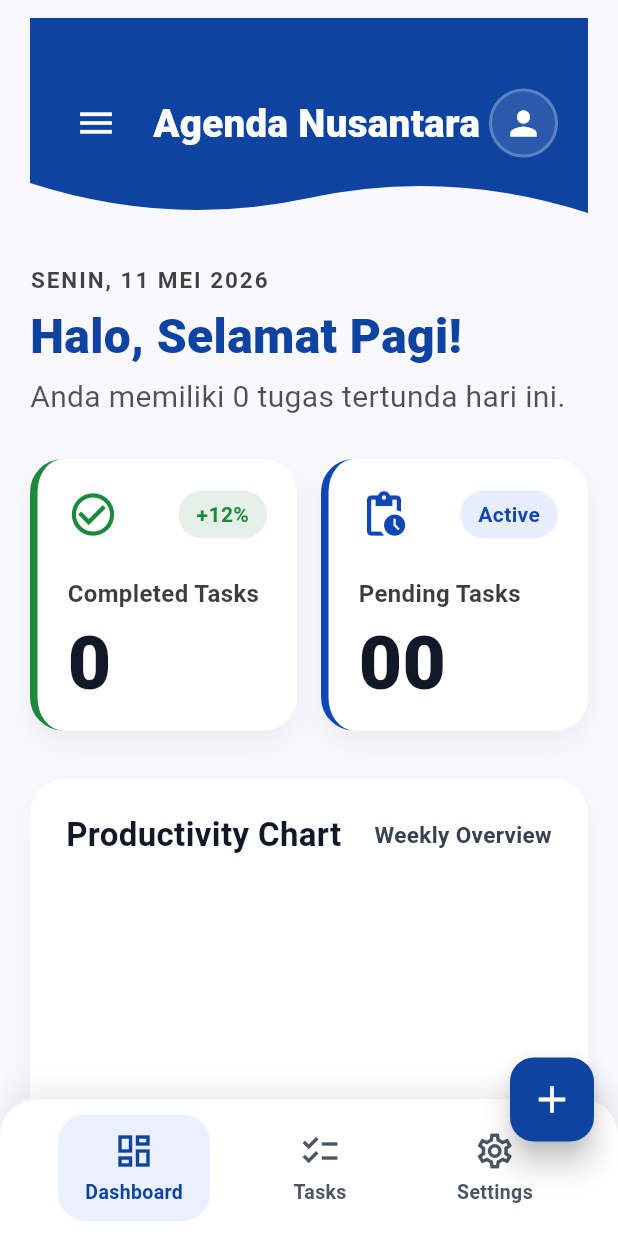
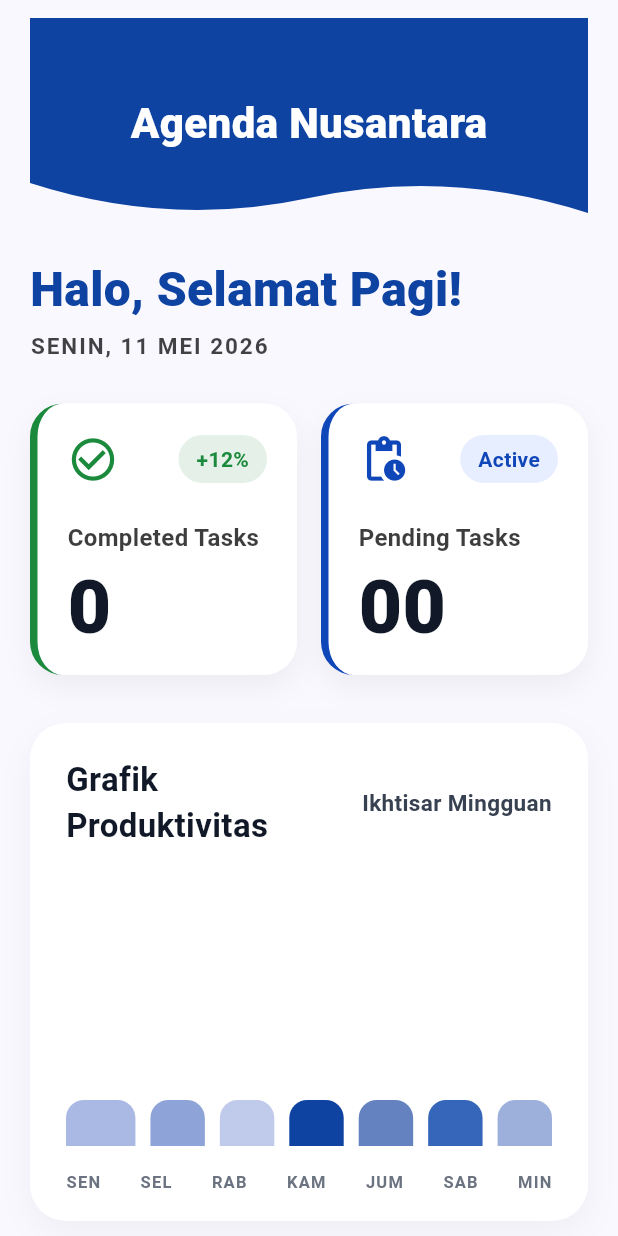
Before and after one commit to JuanGans/Agenda-Nusantara, a Flutter app: the BerandaScreen screen opened by its route, on a phone screen of 412 x 824 dp. Run offline on Flutter 3.47's test engine with Material 3 defaults, Android fonts, the phone set to English and light mode, and no system bars; our stand-ins replace fl_chart, sqflite; accounts and stored records are empty; Roboto replaces fonts that are missing (Segoe UI).

Commit message:
Features: Updated UI elements and better profile display in the settings screen.

```diff
--- a/lib/screens/beranda_screen.dart
+++ b/lib/screens/beranda_screen.dart
@@ -63,16 +63,6 @@ class _BerandaScreenState extends State<BerandaScreen> {
               children: [
                 _buildHeader(),
                 const SizedBox(height: 24),
-                Text(
-                  dateText,
-                  style: TextStyle(
-                    fontSize: 15,
-                    fontWeight: FontWeight.w700,
-                    letterSpacing: 1.3,
-                    color: Colors.black.withValues(alpha: 0.74),
-                  ),
-                ),
-                const SizedBox(height: 10),
                 const Text(
                   'Halo, Selamat Pagi!',
                   style: TextStyle(
@@ -84,12 +74,12 @@ class _BerandaScreenState extends State<BerandaScreen> {
                 ),
                 const SizedBox(height: 10),
                 Text(
-                  'Anda memiliki $_incompleteCount tugas tertunda hari ini.',
+                  dateText,
                   style: TextStyle(
-                    fontSize: 20,
-                    height: 1.35,
-                    color: Colors.black.withValues(alpha: 0.68),
-                    fontWeight: FontWeight.w400,
+                    fontSize: 15,
+                    fontWeight: FontWeight.w700,
+                    letterSpacing: 1.3,
+                    color: Colors.black.withValues(alpha: 0.74),
                   ),
                 ),
                 const SizedBox(height: 28),
@@ -143,7 +133,7 @@ class _BerandaScreenState extends State<BerandaScreen> {
                           children: [
                             Expanded(
                               child: Text(
-                                'Productivity Chart',
+                                'Grafik Produktivitas',
                                 style: const TextStyle(
                                   fontSize: 22,
                                   fontWeight: FontWeight.w700,
@@ -158,7 +148,7 @@ class _BerandaScreenState extends State<BerandaScreen> {
                             ConstrainedBox(
                               constraints: BoxConstraints(maxWidth: constraints.maxWidth * 0.4),
                               child: const Text(
-                                'Weekly Overview',
+                                'Ikhtisar Mingguan',
                                 style: TextStyle(
                                   fontSize: 15,
                                   fontWeight: FontWeight.w600,
@@ -208,13 +198,13 @@ class _BerandaScreenState extends State<BerandaScreen> {
                       Row(
                         mainAxisAlignment: MainAxisAlignment.spaceBetween,
                         children: const [
-                          _WeekLabel('MON'),
-                          _WeekLabel('TUE'),
-                          _WeekLabel('WED'),
-                          _WeekLabel('THU'),
-                          _WeekLabel('FRI'),
-                          _WeekLabel('SAT'),
-                          _WeekLabel('SUN'),
+                          _WeekLabel('SEN'),
+                          _WeekLabel('SEL'),
+                          _WeekLabel('RAB'),
+                          _WeekLabel('KAM'),
+                          _WeekLabel('JUM'),
+                          _WeekLabel('SAB'),
+                          _WeekLabel('MIN'),
                         ],
                       ),
                     ],
@@ -309,29 +299,6 @@ class _BerandaScreenState extends State<BerandaScreen> {
           ),
         ),
       ),
-      floatingActionButton: FloatingActionButton(
-        backgroundColor: const Color(0xFF0E43A1),
-        foregroundColor: Colors.white,
-        elevation: 8,
-        onPressed: () {
-          Navigator.of(context)
-              .pushNamed(AppConstants.ROUTE_TAMBAH_PENTING)
-              .then((_) => _refreshStats());
-        },
-        child: const Icon(Icons.add, size: 30),
-      ),
-      floatingActionButtonLocation: FloatingActionButtonLocation.endDocked,
-      bottomNavigationBar: _BottomNavBar(
-        onDashboardTap: () {},
-        onTasksTap: () {
-          Navigator.of(context)
-              .pushNamed(AppConstants.ROUTE_DAFTAR)
-              .then((_) => _refreshStats());
-        },
-        onSettingsTap: () {
-          Navigator.of(context).pushNamed(AppConstants.ROUTE_SETTINGS);
-        },
-      ),
     );
   }
 
@@ -346,46 +313,15 @@ class _BerandaScreenState extends State<BerandaScreen> {
           top: false,
           child: Row(
             crossAxisAlignment: CrossAxisAlignment.center,
+            mainAxisAlignment: MainAxisAlignment.center,
             children: [
-              IconButton(
-                onPressed: () {},
-                icon: const Icon(Icons.menu, size: 28),
-                color: Colors.white,
-                splashRadius: 22,
-              ),
-              const SizedBox(width: 8),
-              Expanded(
-                child: Padding(
-                  padding: const EdgeInsets.only(left: 6, right: 6),
-                  child: FittedBox(
-                    fit: BoxFit.scaleDown,
-                    alignment: Alignment.centerLeft,
-                    child: Text(
+              Text(
                 'Agenda Nusantara',
                 style: const TextStyle(
                   fontSize: 28,
                   height: 1.0,
                   fontWeight: FontWeight.w800,
                   color: Colors.white,
-                      ),
-                    ),
-                  ),
-                ),
-              ),
-              Container(
-                width: 46,
-                height: 46,
-                decoration: BoxDecoration(
-                  shape: BoxShape.circle,
-                  color: Colors.white.withValues(alpha: 0.12),
-                  border: Border.all(color: Colors.white.withValues(alpha: 0.24), width: 2),
-                ),
-                child: const ClipOval(
-                  child: Icon(
-                    Icons.person,
-                    color: Colors.white,
-                    size: 26,
-                  ),
                 ),
               ),
             ],
@@ -609,108 +545,3 @@ class _WeekLabel extends StatelessWidget {
     );
   }
 }
-
-class _BottomNavBar extends StatelessWidget {
-  const _BottomNavBar({
-    required this.onDashboardTap,
-    required this.onTasksTap,
-    required this.onSettingsTap,
-  });
-
-  final VoidCallback onDashboardTap;
-  final VoidCallback onTasksTap;
-  final VoidCallback onSettingsTap;
-
-  @override
-  Widget build(BuildContext context) {
-    return Container(
-      decoration: BoxDecoration(
-        color: Colors.white,
-        borderRadius: const BorderRadius.only(
-          topLeft: Radius.circular(24),
-          topRight: Radius.circular(24),
-        ),
-        boxShadow: [
-          BoxShadow(
-            color: Colors.black.withValues(alpha: 0.08),
-            blurRadius: 18,
-            offset: const Offset(0, -4),
-          ),
-        ],
-      ),
-      padding: const EdgeInsets.symmetric(horizontal: 20, vertical: 10),
-      child: SafeArea(
-        top: false,
-        child: Row(
-          mainAxisAlignment: MainAxisAlignment.spaceAround,
-          children: [
-            _BottomNavItem(
-              icon: Icons.dashboard_outlined,
-              label: 'Dashboard',
-              active: true,
-              onTap: onDashboardTap,
-            ),
-            _BottomNavItem(
-              icon: Icons.checklist,
-              label: 'Tasks',
-              active: false,
-              onTap: onTasksTap,
-            ),
-            _BottomNavItem(
-              icon: Icons.settings_outlined,
-              label: 'Settings',
-              active: false,
-              onTap: onSettingsTap,
-            ),
-          ],
-        ),
-      ),
-    );
-  }
-}
-
-class _BottomNavItem extends StatelessWidget {
-  const _BottomNavItem({
-    required this.icon,
-    required this.label,
-    required this.active,
-    required this.onTap,
-  });
-
-  final IconData icon;
-  final String label;
-  final bool active;
-  final VoidCallback onTap;
-
-  @override
-  Widget build(BuildContext context) {
-    final activeColor = const Color(0xFF0E43A1);
-
-    return InkWell(
-      onTap: onTap,
-      borderRadius: BorderRadius.circular(18),
-      child: Container(
-        padding: const EdgeInsets.symmetric(horizontal: 18, vertical: 10),
-        decoration: BoxDecoration(
-          color: active ? const Color(0xFFEAF0FF) : Colors.transparent,
-          borderRadius: BorderRadius.circular(18),
-        ),
-        child: Column(
-          mainAxisSize: MainAxisSize.min,
-          children: [
-            Icon(icon, size: 28, color: active ? activeColor : const Color(0xFF4B5563)),
-            const SizedBox(height: 4),
-            Text(
-              label,
-              style: TextStyle(
-                fontSize: 13,
-                fontWeight: FontWeight.w700,
-                color: active ? activeColor : const Color(0xFF4B5563),
-              ),
-            ),
-          ],
-        ),
-      ),
-    );
-  }
-}
--- a/lib/screens/pengaturan_screen.dart
+++ b/lib/screens/pengaturan_screen.dart
@@ -266,18 +266,28 @@ class _PengaturanScreenState extends State<PengaturanScreen> {
                   ),
                   const SizedBox(height: 12),
                   Row(
+                    crossAxisAlignment: CrossAxisAlignment.start,
                     children: [
-                      Container(
-                        width: 56,
-                        height: 56,
-                        decoration: BoxDecoration(
-                          color: Colors.grey[400],
-                          shape: BoxShape.circle,
-                        ),
-                        child: const Icon(
-                          Icons.person,
-                          size: 32,
-                          color: Colors.white,
+                      Padding(
+                        padding: const EdgeInsets.only(top: 8),
+                        child: Container(
+                          width: 56,
+                          height: 56,
+                          decoration: BoxDecoration(
+                            shape: BoxShape.circle,
+                            border: Border.all(color: Colors.grey[300] ?? Colors.grey, width: 2),
+                          ),
+                          child: ClipOval(
+                            child: Image.network(
+                              'https://i.ibb.co.com/yBkzhDcc/2241720042-2.jpg',
+                              fit: BoxFit.cover,
+                              errorBuilder: (context, error, stackTrace) {
+                                return Container(
+                                  color: Colors.grey[400],
+                                );
+                              },
+                            ),
+                          ),
                         ),
                       ),
                       const SizedBox(width: 12),
@@ -286,7 +296,7 @@ class _PengaturanScreenState extends State<PengaturanScreen> {
                           crossAxisAlignment: CrossAxisAlignment.start,
                           children: [
                             const Text(
-                              '[Nama Mahasiswa]',
+                              'Juan Felix Antonio Nathan Tote',
                               style: TextStyle(
                                 fontSize: 14,
                                 fontWeight: FontWeight.w600,
@@ -295,7 +305,7 @@ class _PengaturanScreenState extends State<PengaturanScreen> {
                             ),
                             const SizedBox(height: 2),
                             const Text(
-                              'NIM: [xxxxxxxxxx]',
+                              'NIM: 2241720042',
                               style: TextStyle(
                                 fontSize: 12,
                                 color: Colors.grey,
```
Also changed, not shown: 1 other file. Lines whose indentation alone changed are shown as unchanged.
